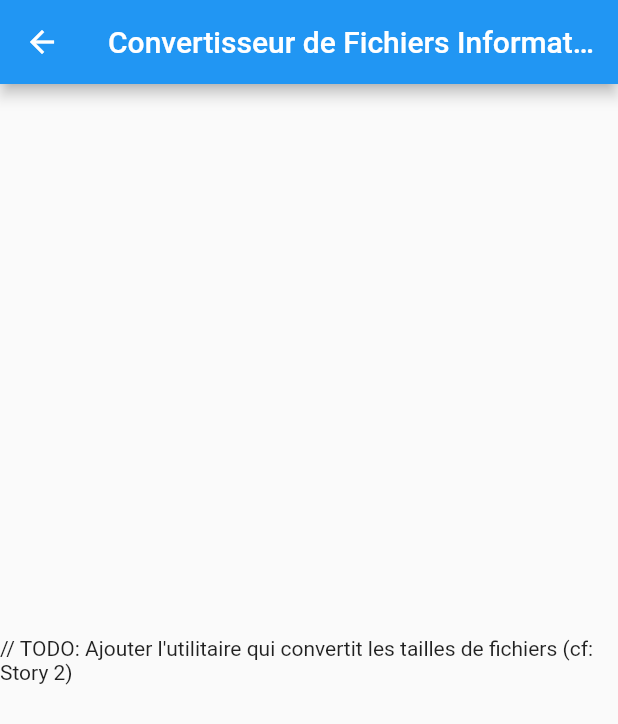
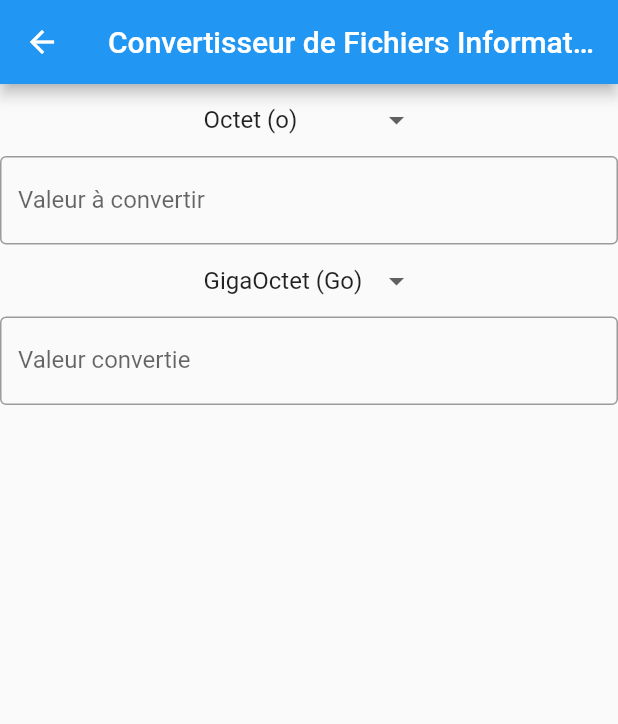
Before and after one commit to MJ-adax/Converter-Project-Flutter, a Flutter app: the ComputerFileSizeConverterPage screen opened directly, on a phone screen of 412 x 824 dp. Shown: the top 724 px of the screen. Run offline on Flutter 3.47's test engine with Material 2 defaults, Android fonts, the phone set to English and light mode, and no system bars.

Commit message:
Conversion of file size (Story2)

```diff
--- a/calculator_app/lib/utilitaires/computerFileSizeConverter.dart
+++ b/calculator_app/lib/utilitaires/computerFileSizeConverter.dart
@@ -1,8 +1,11 @@
+import 'dart:math';
+
 import 'package:flutter/cupertino.dart';
 import 'package:flutter/material.dart';
 
-class ComputerFileSizeConverterPage extends StatefulWidget  {
-  ComputerFileSizeConverterPage({Key? key, required this.title}) : super(key: key);
+class ComputerFileSizeConverterPage extends StatefulWidget {
+  ComputerFileSizeConverterPage({Key? key, required this.title})
+      : super(key: key);
 
   final String title;
 
@@ -12,6 +15,33 @@ class ComputerFileSizeConverterPage extends StatefulWidget  {
 
 class _ComputerFileSizePageState extends State<ComputerFileSizeConverterPage> {
 
+  var firstTextFieldController = TextEditingController();
+  var secondTextFieldController = TextEditingController();
+
+  var _sizeFormat = [
+    "Octet (o)",
+    "KiloOctet (Ko)",
+    "MegaOctet (Mo)",
+    "GigaOctet (Go)",
+    "TeraOctet (To)",
+    "PetaOctet (Po)"
+  ];
+
+  var _firstFieldSelectedValue = "Octet (o)";
+  var _firstFieldResultValue = "67";
+
+  var _secondFieldSelectedValue = "GigaOctet (Go)";
+  var _secondFieldResultValue = "0";
+
+   String _fileSizeTranslate(String baseValue, int formatToTranslate, int formatTranslated){
+
+    if(formatToTranslate > formatTranslated){
+      return (num.parse(baseValue)*pow(1000, formatToTranslate - formatTranslated)).toString();
+    } else {
+      return (num.parse(baseValue)/pow(1000, formatTranslated - formatToTranslate)).toString();
+    }
+  }
+
   @override
   Widget build(BuildContext context) {
     return Scaffold(
@@ -19,9 +49,94 @@ class _ComputerFileSizePageState extends State<ComputerFileSizeConverterPage> {
         title: Text(widget.title),
       ),
       body: Center(
-          child: Text("// TODO: Ajouter l'utilitaire qui convertit les tailles de fichiers (cf: Story 2)")
-      ),
+          child: Column(
+        children: [
+          Column(children: [
+            DropdownButtonHideUnderline(
+                child: DropdownButton<String>(
+                    value: _firstFieldSelectedValue,
+                    onChanged: (String? selectedValue) {
+                      setState(() {
+                        _firstFieldSelectedValue = selectedValue!;
+                        _secondFieldResultValue = _fileSizeTranslate(
+                            _firstFieldResultValue,
+                            _sizeFormat.indexOf(_firstFieldSelectedValue)+1,
+                            _sizeFormat.indexOf(_secondFieldSelectedValue)+1
+                        );
+                        secondTextFieldController.text = _secondFieldResultValue;
+                      });
+                    },
+                    items: _sizeFormat
+                        .map<DropdownMenuItem<String>>((String value) {
+                      return DropdownMenuItem<String>(
+                        value: value,
+                        child: Text(value),
+                      );
+                    }).toList())),
+            TextField(
+              controller: firstTextFieldController,
+              decoration: InputDecoration(
+                border: OutlineInputBorder(),
+                labelText: 'Valeur à convertir',
+              ),
+              onChanged: (String? inputValue){
+                setState((){
+                  _firstFieldResultValue = inputValue!;
+                  _secondFieldResultValue = _fileSizeTranslate(
+                      _firstFieldResultValue,
+                      _sizeFormat.indexOf(_firstFieldSelectedValue)+1,
+                      _sizeFormat.indexOf(_secondFieldSelectedValue)+1
+                  );
+                  secondTextFieldController.text = _secondFieldResultValue;
+                });
+              },
+            ),
+          ]),
+          Column(
+            children: [
+              DropdownButtonHideUnderline(
+                  child: DropdownButton<String>(
+                      value: _secondFieldSelectedValue,
+                      onChanged: (String? selectedValue) {
+                        setState(() {
+                          _secondFieldSelectedValue = selectedValue!;
+                          _firstFieldResultValue = _fileSizeTranslate(
+                              _secondFieldResultValue,
+                              _sizeFormat.indexOf(_secondFieldSelectedValue)+1,
+                              _sizeFormat.indexOf(_firstFieldSelectedValue)+1
+                          );
+                          firstTextFieldController.text = _firstFieldResultValue;
+                        });
+                      },
+                      items: _sizeFormat
+                          .map<DropdownMenuItem<String>>((String value) {
+                        return DropdownMenuItem<String>(
+                          value: value,
+                          child: Text(value),
+                        );
+                      }).toList())),
+              TextField(
+                controller: secondTextFieldController,
+                decoration: InputDecoration(
+                  border: OutlineInputBorder(),
+                  labelText: 'Valeur convertie',
+                ),
+                onChanged: (String? inputValue){
+                  setState((){
+                    _secondFieldResultValue = inputValue!;
+                    _firstFieldResultValue = _fileSizeTranslate(
+                        _secondFieldResultValue,
+                        _sizeFormat.indexOf(_secondFieldSelectedValue)+1,
+                        _sizeFormat.indexOf(_firstFieldSelectedValue)+1
+                    );
+                    firstTextFieldController.text = _firstFieldResultValue;
+                  });
+                },
+              ),
+            ]
+          )
+        ],
+      )),
     );
   }
-
 }
```
